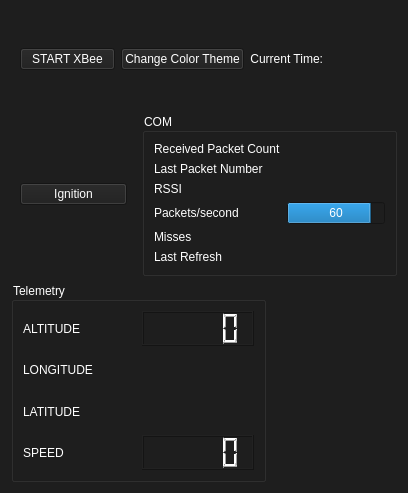
This is UI/ui_file/press_alt.ui in MorgesHAB/ERT2020GS as Qt 5 draws it before an edit. The edited form follows.
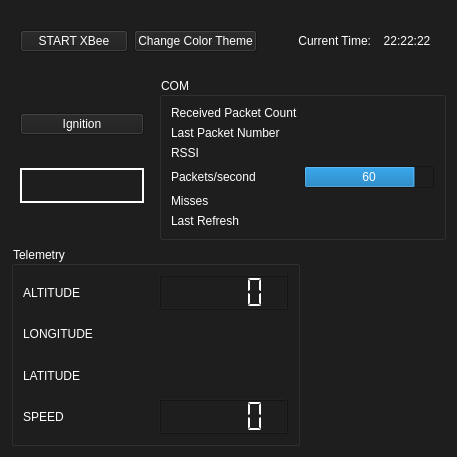
This is the edited form. Icons and pictures are not drawn.

What changed in the file:
```diff
--- a/UI/ui_file/press_alt.ui
+++ b/UI/ui_file/press_alt.ui
@@ -6,8 +6,8 @@
    <rect>
     <x>0</x>
     <y>0</y>
-    <width>408</width>
-    <height>493</height>
+    <width>457</width>
+    <height>457</height>
    </rect>
   </property>
   <property name="sizePolicy">
@@ -70,7 +70,11 @@
        </widget>
       </item>
       <item row="8" column="1">
-       <widget class="QLCDNumber" name="speed_lcd"/>
+       <widget class="QLCDNumber" name="speed_lcd">
+        <property name="segmentStyle">
+         <enum>QLCDNumber::Flat</enum>
+        </property>
+       </widget>
       </item>
       <item row="3" column="1">
        <widget class="QLabel" name="latitude_panel">
@@ -104,18 +108,8 @@
         <property name="smallDecimalPoint">
          <bool>false</bool>
         </property>
-       </widget>
-      </item>
-     </layout>
-    </widget>
-   </item>
-   <item row="1" column="0">
-    <widget class="QWidget" name="button_widget" native="true">
-     <layout class="QGridLayout" name="gridLayout_2">
-      <item row="1" column="0">
-       <widget class="QPushButton" name="ignition_button">
-        <property name="text">
-         <string>Ignition</string>
+        <property name="segmentStyle">
+         <enum>QLCDNumber::Flat</enum>
         </property>
        </widget>
       </item>
@@ -275,14 +269,26 @@
      <layout class="QGridLayout" name="gridLayout_5">
       <item row="0" column="3">
        <widget class="QLabel" name="time_panel">
+        <property name="minimumSize">
+         <size>
+          <width>60</width>
+          <height>0</height>
+         </size>
+        </property>
+        <property name="maximumSize">
+         <size>
+          <width>60</width>
+          <height>16777215</height>
+         </size>
+        </property>
         <property name="styleSheet">
          <string notr="true"/>
         </property>
         <property name="text">
-         <string/>
+         <string>22:22:22</string>
         </property>
         <property name="alignment">
-         <set>Qt::AlignRight|Qt::AlignTrailing|Qt::AlignVCenter</set>
+         <set>Qt::AlignCenter</set>
         </property>
        </widget>
       </item>
@@ -290,7 +296,7 @@
        <widget class="QPushButton" name="xbee_button">
         <property name="minimumSize">
          <size>
-          <width>95</width>
+          <width>100</width>
           <height>0</height>
          </size>
         </property>
@@ -319,6 +325,105 @@
      </layout>
     </widget>
    </item>
+   <item row="1" column="0">
+    <widget class="QWidget" name="button_widget" native="true">
+     <layout class="QGridLayout" name="gridLayout_2">
+      <item row="1" column="0">
+       <widget class="QFrame" name="frame">
+        <property name="maximumSize">
+         <size>
+          <width>16777215</width>
+          <height>35</height>
+         </size>
+        </property>
+        <property name="styleSheet">
+         <string notr="true">border-color: rgb(255, 0, 0);
+gridline-color: rgb(255, 0, 0);</string>
+        </property>
+        <property name="frameShape">
+         <enum>QFrame::WinPanel</enum>
+        </property>
+        <property name="frameShadow">
+         <enum>QFrame::Plain</enum>
+        </property>
+        <layout class="QHBoxLayout" name="horizontalLayout">
+         <item>
+          <widget class="QLabel" name="code_3">
+           <property name="minimumSize">
+            <size>
+             <width>21</width>
+             <height>0</height>
+            </size>
+           </property>
+           <property name="text">
+            <string/>
+           </property>
+           <property name="alignment">
+            <set>Qt::AlignCenter</set>
+           </property>
+          </widget>
+         </item>
+         <item>
+          <widget class="QLabel" name="code_2">
+           <property name="minimumSize">
+            <size>
+             <width>21</width>
+             <height>0</height>
+            </size>
+           </property>
+           <property name="text">
+            <string/>
+           </property>
+           <property name="alignment">
+            <set>Qt::AlignCenter</set>
+           </property>
+          </widget>
+         </item>
+         <item>
+          <widget class="QLabel" name="code_1">
+           <property name="minimumSize">
+            <size>
+             <width>21</width>
+             <height>0</height>
+            </size>
+           </property>
+           <property name="text">
+            <string/>
+           </property>
+           <property name="alignment">
+            <set>Qt::AlignCenter</set>
+           </property>
+          </widget>
+         </item>
+         <item>
+          <widget class="QLabel" name="code_0">
+           <property name="minimumSize">
+            <size>
+             <width>21</width>
+             <height>0</height>
+            </size>
+           </property>
+           <property name="text">
+            <string/>
+           </property>
+           <property name="alignment">
+            <set>Qt::AlignCenter</set>
+           </property>
+          </widget>
+         </item>
+        </layout>
+       </widget>
+      </item>
+      <item row="0" column="0">
+       <widget class="QPushButton" name="ignition_button">
+        <property name="text">
+         <string>Ignition</string>
+        </property>
+       </widget>
+      </item>
+     </layout>
+    </widget>
+   </item>
   </layout>
  </widget>
  <resources>
```
Left out of the diff: 4 changed lines with no effect on the pictures.
